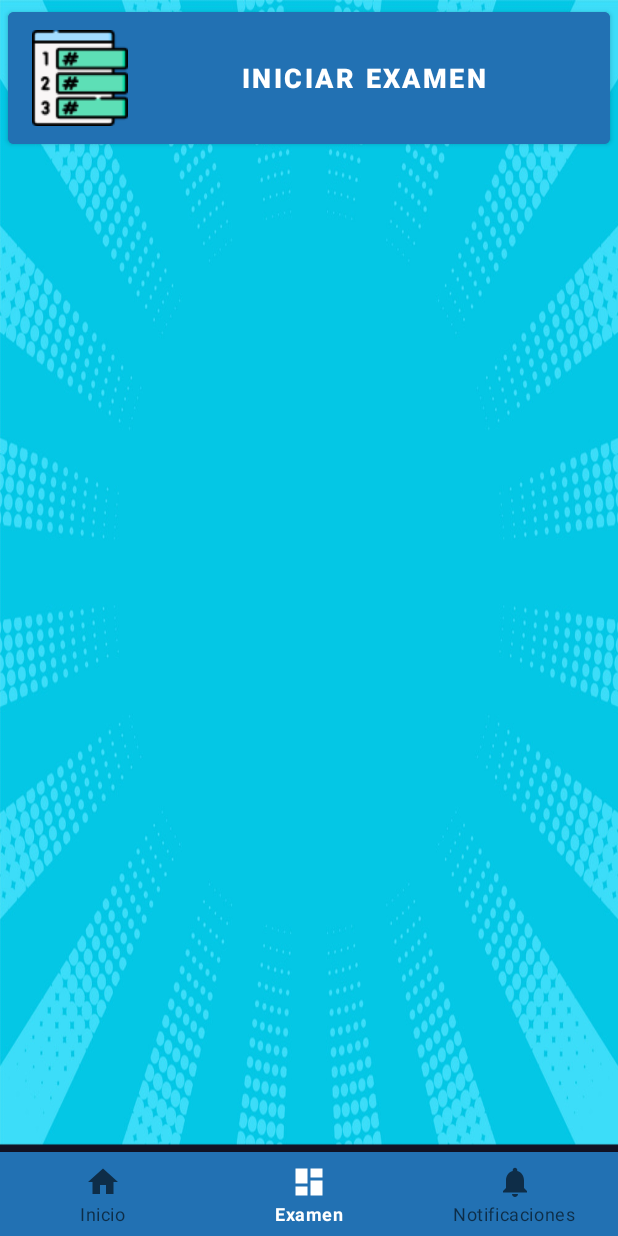
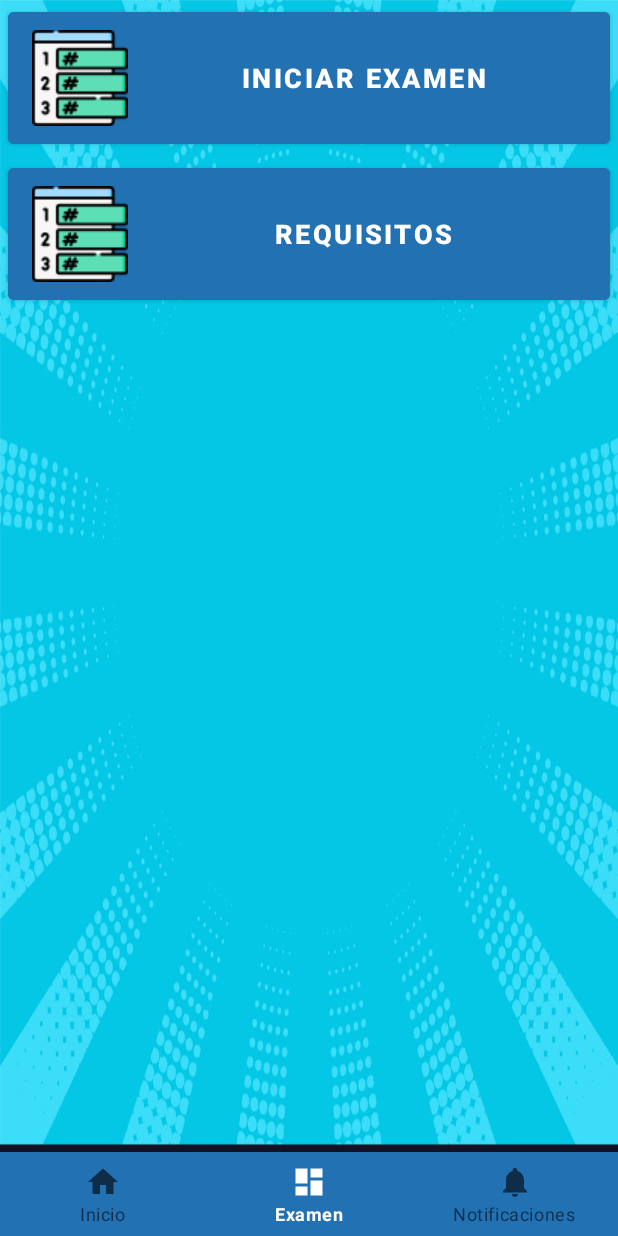
Before and after one commit to mccesar1/QuizzVial, an Android app: the screen it shows after launch (MainActivity), item 2 of the bottom bar chosen, on a phone screen of 412 x 824 dp. Run offline under Robolectric (Android 15) with nearby library versions, the phone set to English and light mode, and no system bars; our stand-ins replace navigation-ui; 2 statements that could not run were skipped.

Commit message:
requisitos

```diff
--- a/app/src/main/java/com/example/asistentevial/ui/dashboard/DashboardFragment.java
+++ b/app/src/main/java/com/example/asistentevial/ui/dashboard/DashboardFragment.java
@@ -20,6 +20,7 @@ import com.example.asistentevial.ui.Subtemas.subtemas3;
 import com.example.asistentevial.ui.Subtemas.subtemas4;
 import com.example.asistentevial.ui.Subtemas.subtemas5;
 import com.example.asistentevial.ui.Subtemas.subtemas6;
+import com.example.asistentevial.ui.requisitos.Requisitos;
 
 public class DashboardFragment extends Fragment {
 
@@ -27,10 +28,7 @@ public class DashboardFragment extends Fragment {
 
     private Button Button1;
     private Button Button2;
-    private Button Button3;
-    private Button Button4;
-    private Button Button5;
-    private Button Button6;
+
 
     public View onCreateView(@NonNull LayoutInflater inflater, ViewGroup container, Bundle savedInstanceState) {
         DashboardViewModel dashboardViewModel = new ViewModelProvider(this).get(DashboardViewModel.class);
@@ -40,6 +38,7 @@ public class DashboardFragment extends Fragment {
 
 
         Button1 = root.findViewById(R.id.button1);
+        Button2 = root.findViewById(R.id.button2);
 
 
         Button1.setOnClickListener(new View.OnClickListener() {
@@ -52,7 +51,16 @@ public class DashboardFragment extends Fragment {
                 startActivity(intent);
             }
         });
+        Button2.setOnClickListener(new View.OnClickListener() {
+            @Override
+            public void onClick(View view) {
 
+                //abrir nueva actividad con varios botones para seleccionar el tipo de reporte
+                Intent intent = new Intent(getActivity(), Requisitos.class);
+                intent.putExtra("BOTON_PRESIONADO", 2);
+                startActivity(intent);
+            }
+        });
 
 
 
--- a/app/src/main/res/layout/fragment_dashboard.xml
+++ b/app/src/main/res/layout/fragment_dashboard.xml
@@ -31,6 +31,22 @@
                 android:backgroundTint="#2271b3"
                 android:text="Iniciar examen" />
 
+            <Button
+                android:id="@+id/button2"
+                android:layout_width="match_parent"
+                android:layout_height="100dp"
+                android:layout_marginStart="5dp"
+                android:layout_marginTop="2dp"
+                android:layout_marginEnd="5dp"
+                android:layout_marginBottom="2dp"
+                android:onClick="buttonClick"
+                android:textColor="@color/white"
+                android:textStyle="bold"
+                android:drawableLeft="@drawable/subtopic"
+                android:textSize="18dp"
+                android:backgroundTint="#2271b3"
+                android:text="REQUISITOS" />
+
 
 
 
```
Also changed, not shown: app/src/main/AndroidManifest.xml (+13 -0 lines), app/src/main/java/com/example/asistentevial/ui/Subtemas/subtemas.java (+18 -0 lines), app/src/main/java/com/example/asistentevial/ui/requisitos/Requisitos.java (added, +49 -0 lines), app/src/main/res/layout/requisitos.xml (added, +18 -0 lines).
